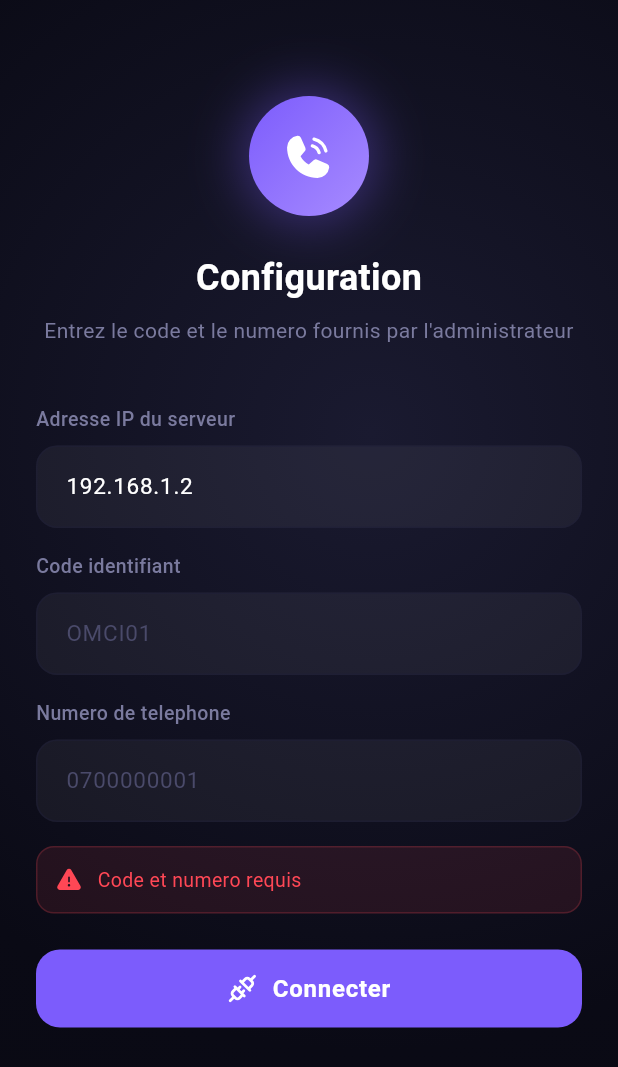
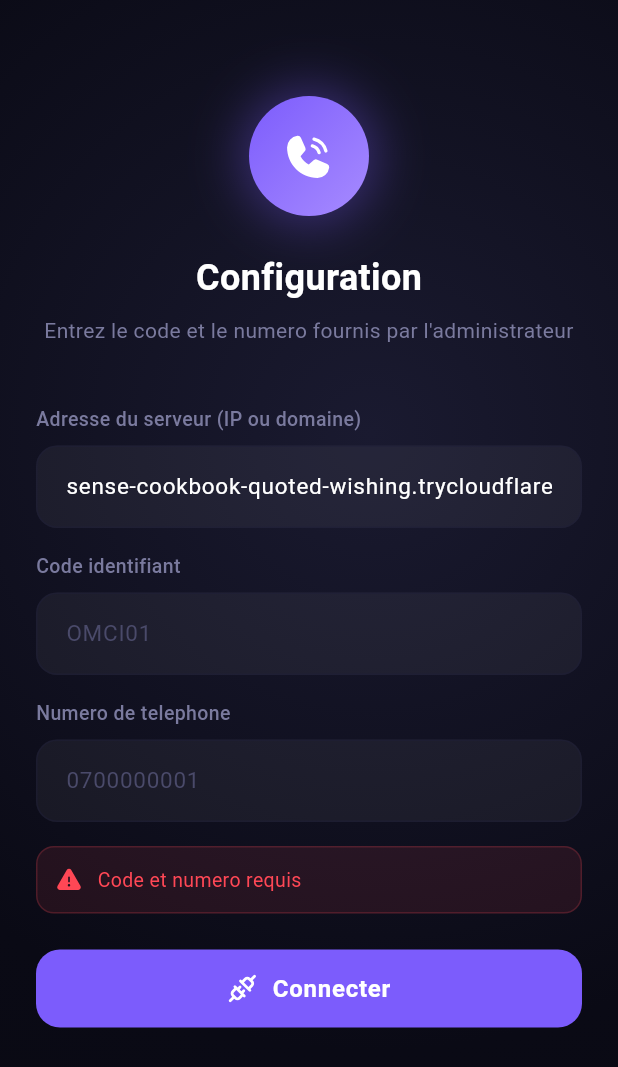
Before and after one commit to christiandoh/unite-rapide, a Flutter app: the screen it shows after launch, after a tap on "Connecter", on a phone screen of 412 x 824 dp. Shown: the top 1067 px of the screen. Run offline on Flutter 3.47's test engine with Material 3 defaults, Android fonts, the phone set to English and light mode, and no system bars; our stand-ins replace get_it, phosphor_flutter, shared_preferences, socket_io_client.

Commit message:
fix: ussd app accepts full URL instead of IP only

```diff
--- a/ussd_executor_app/lib/features/setup/setup_screen.dart
+++ b/ussd_executor_app/lib/features/setup/setup_screen.dart
@@ -16,14 +16,14 @@ class SetupScreen extends StatefulWidget {
 }
 
 class _SetupScreenState extends State<SetupScreen> {
-  final _ipCtrl = TextEditingController(text: '192.168.1.2');
+  final _ipCtrl = TextEditingController(text: 'sense-cookbook-quoted-wishing.trycloudflare.com');
   final _codeCtrl = TextEditingController();
   final _phoneCtrl = TextEditingController();
   bool _loading = false;
   String? _error;
 
   Future<void> _setup() async {
-    final ip = _ipCtrl.text.trim();
+    final raw = _ipCtrl.text.trim();
     final code = _codeCtrl.text.trim().toUpperCase();
     final phone = _phoneCtrl.text.trim();
 
@@ -35,7 +35,13 @@ class _SetupScreenState extends State<SetupScreen> {
     setState(() { _loading = true; _error = null; });
 
     try {
-      final url = 'http://$ip/api/phone/lookup';
+      final hasScheme = raw.startsWith('http://') || raw.startsWith('https://');
+      final host = hasScheme ? Uri.parse(raw).host : raw;
+      final scheme = hasScheme ? Uri.parse(raw).scheme : (host.contains('.') ? 'https' : 'http');
+      final port = hasScheme ? (Uri.parse(raw).port == 80 || Uri.parse(raw).port == 443 ? '' : ':${Uri.parse(raw).port}') : '';
+      final base = '${scheme}://$host$port';
+      final url = '$base/unite/api/phone/lookup';
+
       final res = await http.post(
         Uri.parse(url),
         headers: {'Content-Type': 'application/json'},
@@ -113,7 +119,7 @@ class _SetupScreenState extends State<SetupScreen> {
                   style: TextStyle(fontSize: 14, color: AppTheme.textSecondary),
                   textAlign: TextAlign.center),
                 const SizedBox(height: 40),
-                _Input(label: 'Adresse IP du serveur', ctrl: _ipCtrl, hint: '192.168.1.2'),
+                _Input(label: 'Adresse du serveur (IP ou domaine)', ctrl: _ipCtrl, hint: 'sense-cookbook-quoted-wishing.trycloudflare.com'),
                 const SizedBox(height: 16),
                 _Input(label: 'Code identifiant', ctrl: _codeCtrl, hint: 'OMCI01'),
                 const SizedBox(height: 16),
```
